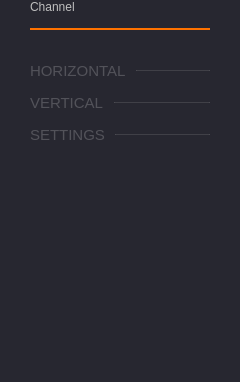
Above: ui/channel_settings.ui from analogdevicesinc/scopy before the change. Below: the same form after it.
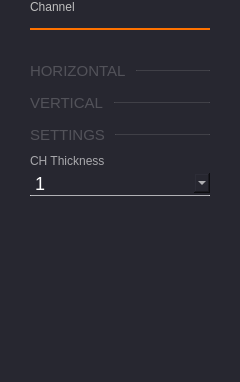
That is the form after the change. Icons and pictures are not drawn.

Commit message: Osc: Add option to change thickness of plot lines

Patch:
```diff
--- a/ui/channel_settings.ui
+++ b/ui/channel_settings.ui
@@ -292,6 +292,180 @@
      </item>
     </layout>
    </item>
+   <item>
+    <layout class="QGridLayout" name="gridLayout">
+     <property name="leftMargin">
+      <number>0</number>
+     </property>
+     <property name="topMargin">
+      <number>0</number>
+     </property>
+     <property name="rightMargin">
+      <number>0</number>
+     </property>
+     <property name="bottomMargin">
+      <number>0</number>
+     </property>
+     <property name="spacing">
+      <number>0</number>
+     </property>
+     <item row="1" column="0">
+      <layout class="QVBoxLayout" name="vLayoutLineWidth">
+       <property name="spacing">
+        <number>0</number>
+       </property>
+       <property name="topMargin">
+        <number>10</number>
+       </property>
+       <property name="bottomMargin">
+        <number>0</number>
+       </property>
+       <item>
+        <widget class="QLabel" name="lblLineWidth">
+         <property name="styleSheet">
+          <string notr="true">fonst-size: 16px;
+color: rgba(255, 255, 255, 153);</string>
+         </property>
+         <property name="text">
+          <string>CH Thickness</string>
+         </property>
+        </widget>
+       </item>
+       <item>
+        <spacer name="verticalSpacer_7">
+         <property name="orientation">
+          <enum>Qt::Vertical</enum>
+         </property>
+         <property name="sizeType">
+          <enum>QSizePolicy::Fixed</enum>
+         </property>
+         <property name="sizeHint" stdset="0">
+          <size>
+           <width>10</width>
+           <height>5</height>
+          </size>
+         </property>
+        </spacer>
+       </item>
+       <item>
+        <widget class="QComboBox" name="cmbChnLineWidth">
+         <property name="styleSheet">
+          <string notr="true">QComboBox {
+  height: 20px;
+  color: #ffffff;
+  border: 0px;
+  font-size: 18px;
+  font-style: bold;
+}
+
+QComboBox QAbstractItemView {
+  border: 0px;
+}
+
+QComboBox::drop-down {
+  subcontrol-position: center right;
+  width: 10px;
+  height: 6px;
+  border-image: url(:/icons/sba_cmb_box_arrow.svg);
+}</string>
+         </property>
+         <property name="currentIndex">
+          <number>1</number>
+         </property>
+         <item>
+          <property name="text">
+           <string>0.5</string>
+          </property>
+         </item>
+         <item>
+          <property name="text">
+           <string>1</string>
+          </property>
+         </item>
+         <item>
+          <property name="text">
+           <string>1.5</string>
+          </property>
+         </item>
+         <item>
+          <property name="text">
+           <string>2</string>
+          </property>
+         </item>
+         <item>
+          <property name="text">
+           <string>2.5</string>
+          </property>
+         </item>
+         <item>
+          <property name="text">
+           <string>3</string>
+          </property>
+         </item>
+         <item>
+          <property name="text">
+           <string>3.5</string>
+          </property>
+         </item>
+         <item>
+          <property name="text">
+           <string>4</string>
+          </property>
+         </item>
+         <item>
+          <property name="text">
+           <string>4.5</string>
+          </property>
+         </item>
+         <item>
+          <property name="text">
+           <string>5</string>
+          </property>
+         </item>
+        </widget>
+       </item>
+       <item>
+        <spacer name="verticalSpacer_6">
+         <property name="orientation">
+          <enum>Qt::Vertical</enum>
+         </property>
+         <property name="sizeType">
+          <enum>QSizePolicy::Fixed</enum>
+         </property>
+         <property name="sizeHint" stdset="0">
+          <size>
+           <width>10</width>
+           <height>2</height>
+          </size>
+         </property>
+        </spacer>
+       </item>
+       <item>
+        <widget class="Line" name="line_4">
+         <property name="minimumSize">
+          <size>
+           <width>0</width>
+           <height>1</height>
+          </size>
+         </property>
+         <property name="maximumSize">
+          <size>
+           <width>16777215</width>
+           <height>1</height>
+          </size>
+         </property>
+         <property name="styleSheet">
+          <string notr="true">border: 1px solid rgba(255, 255, 255, 102);</string>
+         </property>
+         <property name="orientation">
+          <enum>Qt::Horizontal</enum>
+         </property>
+        </widget>
+       </item>
+      </layout>
+     </item>
+    </layout>
+   </item>
    <item>
     <spacer name="verticalSpacer_2">
      <property name="orientation">
```
The commit also changes 4 other files.
